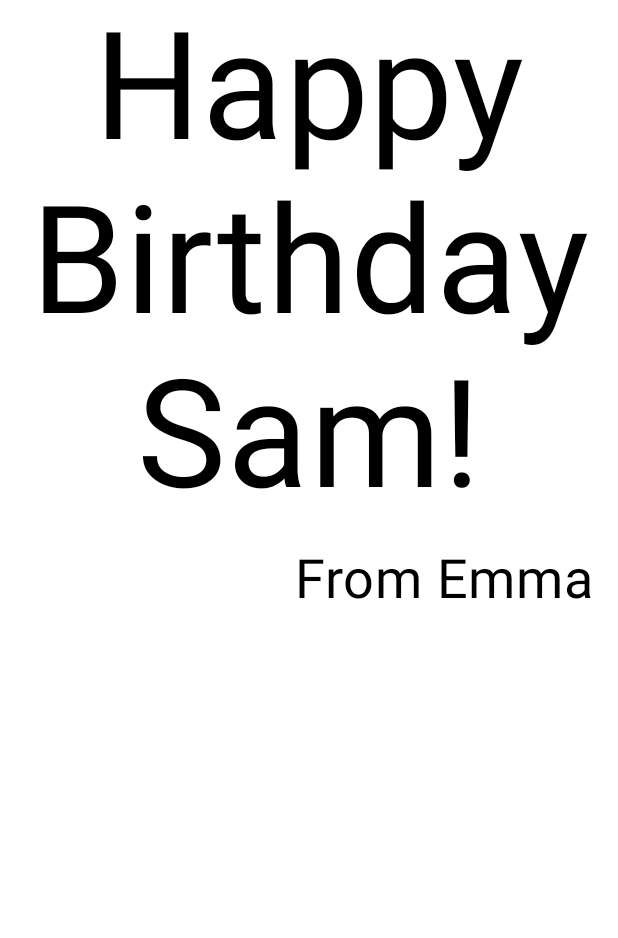
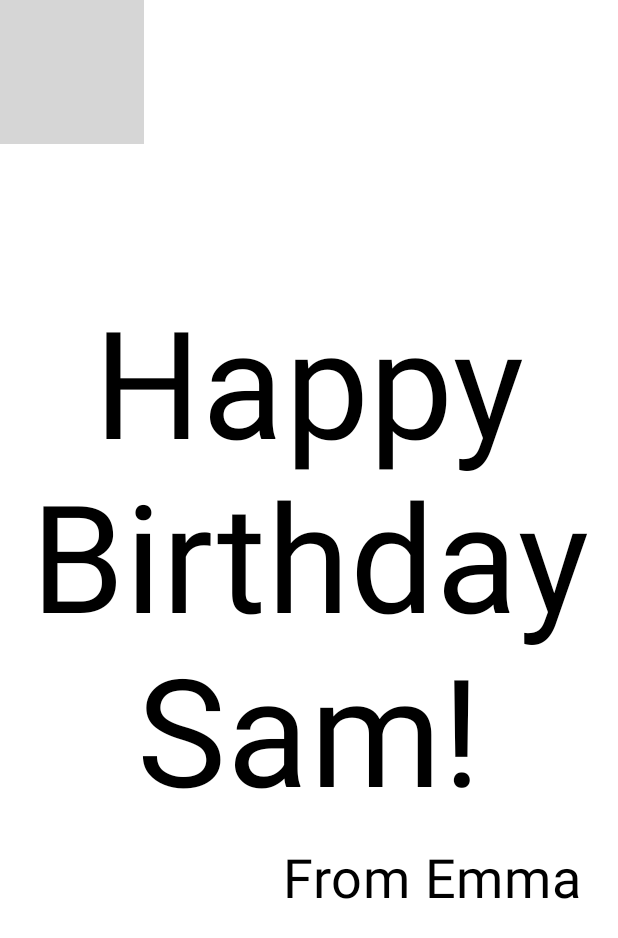
Before and after one commit to CAPStone-CAPS/android-practice-yunseok, an Android app built with Jetpack Compose: the @Preview function BirthdayCardPreview, on a phone screen of 412 x 824 dp. Shown: the top 938 px of the screen. Run offline under Robolectric (Android 15) with nearby library versions, the phone set to English and light mode, and no system bars; grey boxes are pictures that could not be loaded.

Commit message:
리소스(이미지) 관리 방법 + modifier 특성 배우기

```diff
--- a/HappyBirthDay/app/src/main/java/com/example/happybirthday/MainActivity.kt
+++ b/HappyBirthDay/app/src/main/java/com/example/happybirthday/MainActivity.kt
@@ -4,7 +4,9 @@ import android.os.Bundle
 import androidx.activity.ComponentActivity
 import androidx.activity.compose.setContent
 import androidx.activity.enableEdgeToEdge
+import androidx.compose.foundation.Image
 import androidx.compose.foundation.layout.Arrangement
+import androidx.compose.foundation.layout.Box
 import androidx.compose.foundation.layout.Column
 import androidx.compose.foundation.layout.fillMaxSize
 import androidx.compose.foundation.layout.padding
@@ -14,6 +16,8 @@ import androidx.compose.material3.Text
 import androidx.compose.runtime.Composable
 import androidx.compose.ui.Alignment
 import androidx.compose.ui.Modifier
+import androidx.compose.ui.layout.ContentScale
+import androidx.compose.ui.res.painterResource
 import androidx.compose.ui.text.style.TextAlign
 import androidx.compose.ui.tooling.preview.Preview
 import androidx.compose.ui.unit.dp
@@ -30,10 +34,9 @@ class MainActivity : ComponentActivity() {
                     modifier = Modifier.fillMaxSize(),
                     color = MaterialTheme.colorScheme.background
                 ) {
-                    GreetingText(
+                    GreetingImage(
                         message = "Happy Birthday Sam!",
-                        from = "From Emma",
-                        modifier = Modifier.padding(8.dp)
+                        from = "From Emma"
                     )
                 }
             }
@@ -57,8 +60,34 @@ fun GreetingText(message: String, from: String, modifier: Modifier = Modifier) {
             text = from,
             fontSize = 36.sp,
             modifier = Modifier
-                .padding(16.dp)
+                // .padding(16.dp)
+                .padding(
+                    top = 16.dp,
+                    start = 16.dp,
+                    bottom = 16.dp,
+                    end = 16.dp
+                )
                 .align(alignment = Alignment.End)
+        )
+    }
+}
+
+@Composable
+fun GreetingImage(message: String, from: String, modifier: Modifier = Modifier) {
+    val image = painterResource(R.drawable.androidparty)
+    Box(modifier) {
+        Image(
+            painter = image,
+            contentDescription = null,
+            contentScale = ContentScale.Crop,
+            alpha = 0.5F
+        )
+        GreetingText(
+            message = message,
+            from = from,
+            modifier = Modifier
+                .fillMaxSize()
+                .padding(8.dp)
         )
     }
 }
@@ -67,6 +96,9 @@ fun GreetingText(message: String, from: String, modifier: Modifier = Modifier) {
 @Composable
 fun BirthdayCardPreview() {
     HappyBirthDayTheme {
-        GreetingText(message = "Happy Birthday Sam!", from = "From Emma")
+        GreetingImage(
+            message = "Happy Birthday Sam!",
+            from = "From Emma"
+        )
     }
 }
```
Also changed, not shown: 1 other file.
